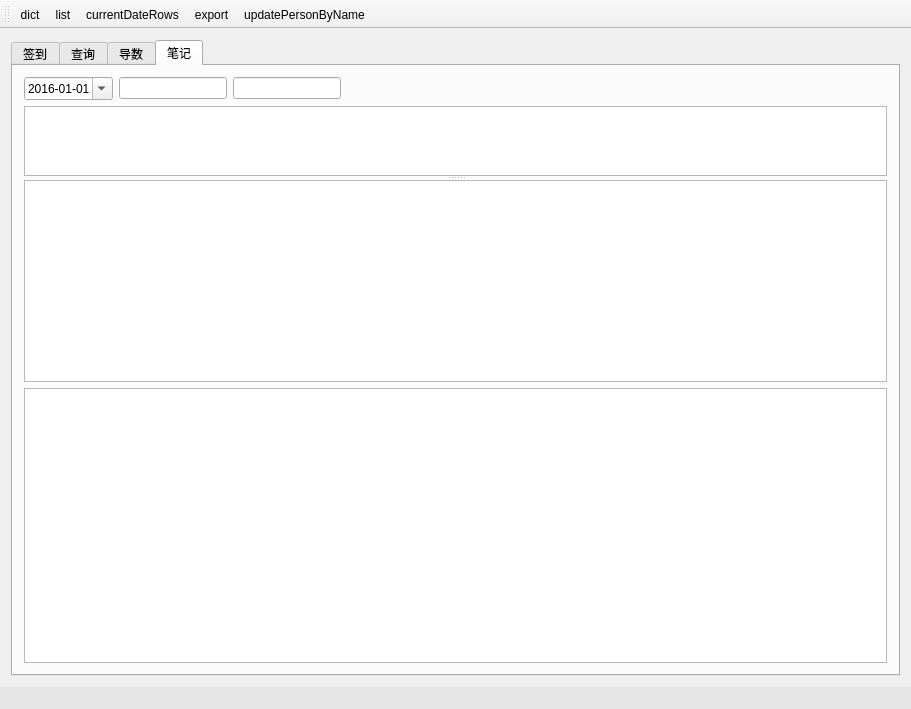
crouse/memory, file mainwindow.ui: the form before one commit.
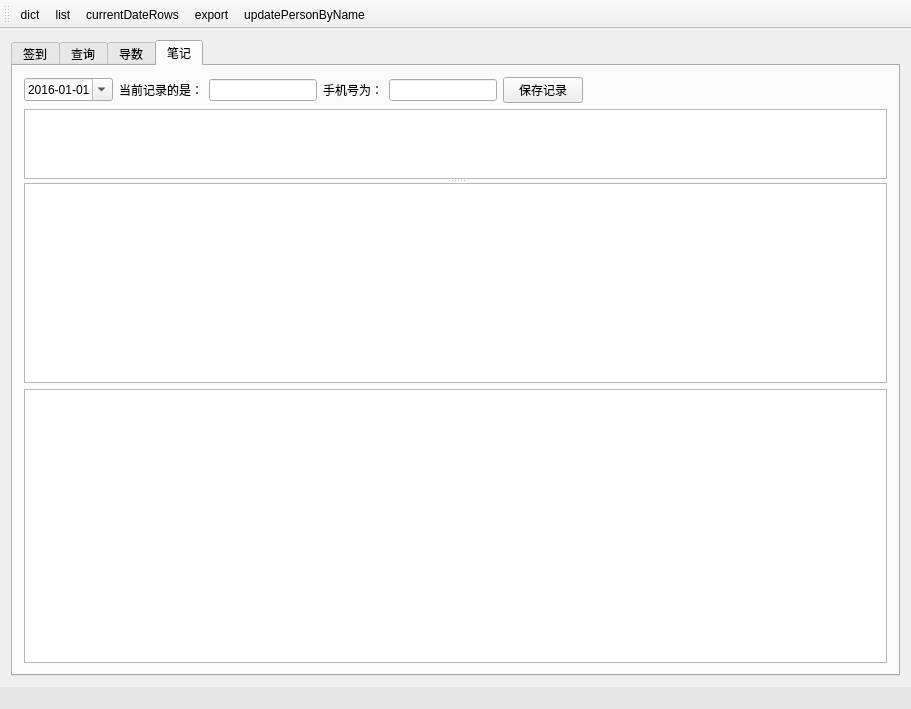
The form after the commit.

```diff
--- a/mainwindow.ui
+++ b/mainwindow.ui
@@ -494,6 +494,13 @@
             </property>
            </widget>
           </item>
+          <item>
+           <widget class="QLabel" name="label_2">
+            <property name="text">
+             <string>当前记录的是：</string>
+            </property>
+           </widget>
+          </item>
           <item>
            <widget class="QLineEdit" name="lineEditNoteName">
             <property name="sizePolicy">
@@ -507,6 +514,13 @@
             </property>
            </widget>
           </item>
+          <item>
+           <widget class="QLabel" name="label_3">
+            <property name="text">
+             <string>手机号为：</string>
+            </property>
+           </widget>
+          </item>
           <item>
            <widget class="QLineEdit" name="lineEditNotePhone">
             <property name="sizePolicy">
@@ -520,6 +534,13 @@
             </property>
            </widget>
           </item>
+          <item>
+           <widget class="QPushButton" name="pushButtonSaveNote">
+            <property name="text">
+             <string>保存记录</string>
+            </property>
+           </widget>
+          </item>
           <item>
            <spacer name="horizontalSpacer">
             <property name="orientation">
```
